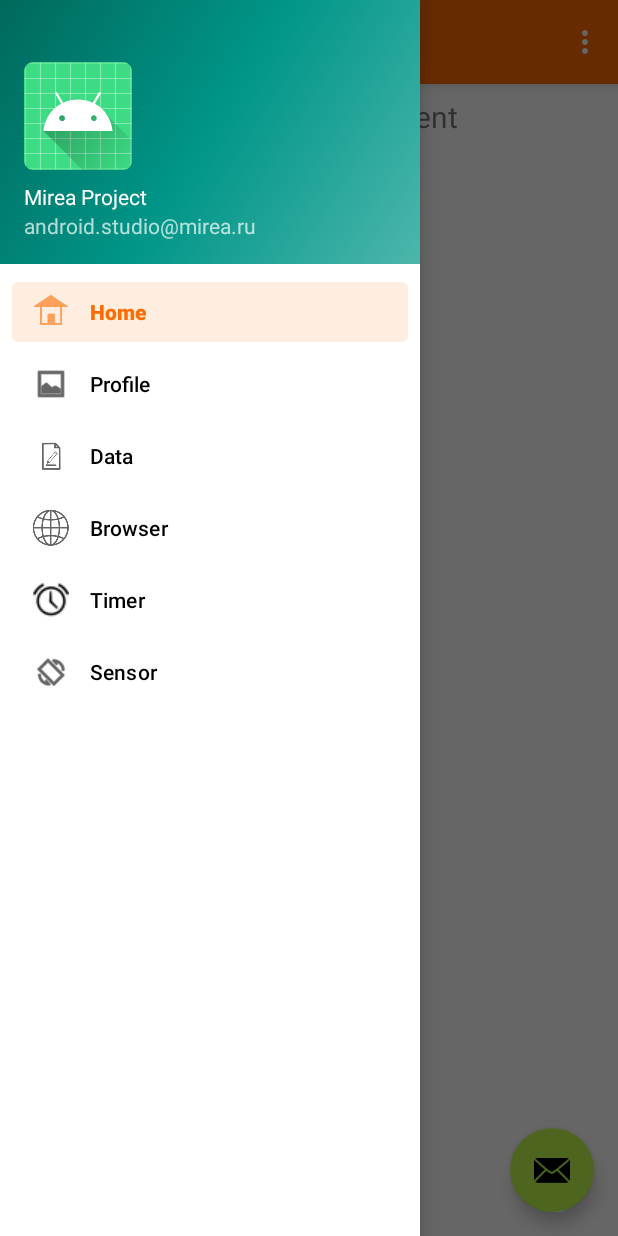
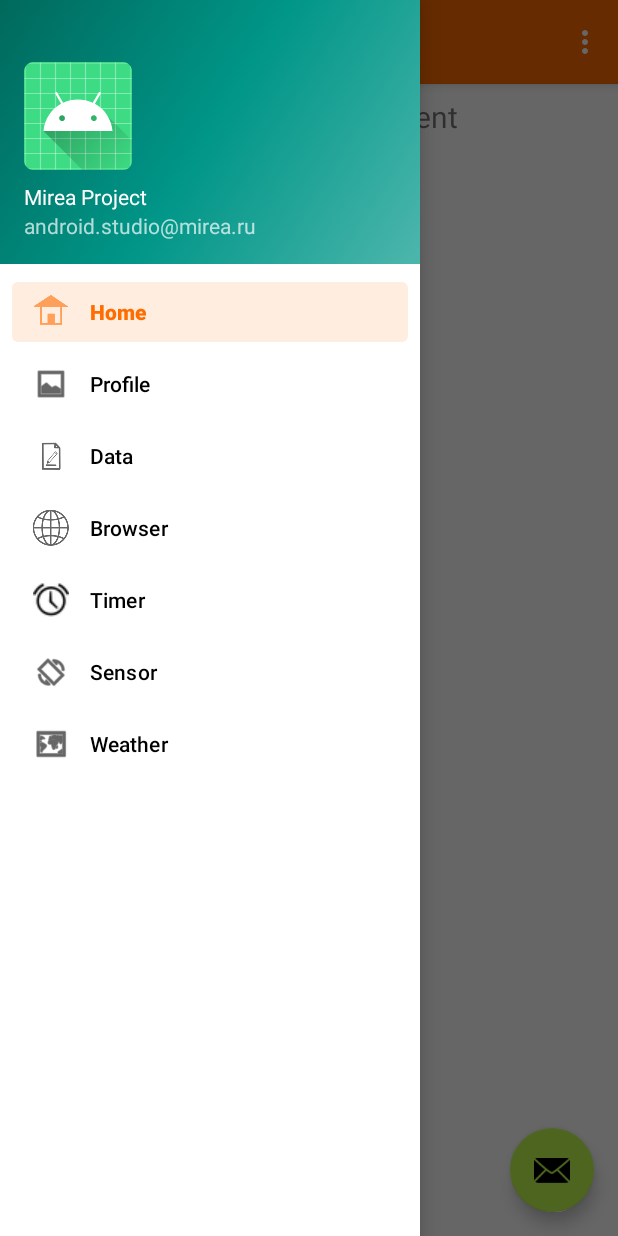
Before and after one commit to Xenon-131/MireaProject, an Android app: the screen it shows after launch (MainActivity), with the side drawer open, on a phone screen of 412 x 824 dp. Run offline under Robolectric (Android 15) with nearby library versions, the phone set to English and light mode, and no system bars; our stand-ins replace navigation-ui.

Commit message:
add WeatherFragment

```diff
--- a/app/src/main/AndroidManifest.xml
+++ b/app/src/main/AndroidManifest.xml
@@ -2,6 +2,7 @@
 <manifest xmlns:android="http://schemas.android.com/apk/res/android"
     xmlns:tools="http://schemas.android.com/tools">
 
+    <uses-permission android:name="android.permission.ACCESS_NETWORK_STATE" />
     <uses-permission android:name="android.permission.INTERNET" />
     <uses-permission android:name="android.permission.FOREGROUND_SERVICE" />
     <uses-permission android:name="android.permission.POST_NOTIFICATIONS" />
--- a/app/src/main/java/ru/mirea/egorovakv/mireaproject/MainActivity.java
+++ b/app/src/main/java/ru/mirea/egorovakv/mireaproject/MainActivity.java
@@ -41,7 +41,7 @@ public class MainActivity extends AppCompatActivity {
         // Passing each menu ID as a set of Ids because each
         // menu should be considered as top level destinations.
         mAppBarConfiguration = new AppBarConfiguration.Builder(
-                R.id.nav_home, R.id.nav_data, R.id.nav_browser, R.id.nav_timer, R.id.nav_profile, R.id.nav_sensor)
+                R.id.nav_home, R.id.nav_data, R.id.nav_browser, R.id.nav_timer, R.id.nav_profile, R.id.nav_sensor, R.id.nav_weather)
                 .setOpenableLayout(drawer)
                 .build();
         NavController navController = Navigation.findNavController(this, R.id.nav_host_fragment_content_main);
--- a/app/src/main/res/menu/activity_main_drawer.xml
+++ b/app/src/main/res/menu/activity_main_drawer.xml
@@ -34,5 +34,10 @@
             android:icon="@android:drawable/ic_menu_always_landscape_portrait"
             android:title="Sensor" />
 
+        <item
+            android:id="@+id/nav_weather"
+            android:icon="@android:drawable/ic_menu_mapmode"
+            android:title="Weather" />
+
     </group>
 </menu>
--- a/app/src/main/res/navigation/mobile_navigation.xml
+++ b/app/src/main/res/navigation/mobile_navigation.xml
@@ -36,5 +36,10 @@
         android:name="ru.mirea.egorovakv.mireaproject.SensorFragment"
         android:label="fragment_sensor"
         tools:layout="@layout/fragment_sensor" />
+    <fragment
+        android:id="@+id/nav_weather"
+        android:name="ru.mirea.egorovakv.mireaproject.WeatherFragment"
+        android:label="fragment_weather"
+        tools:layout="@layout/fragment_weather" />
 
 </navigation>
```
